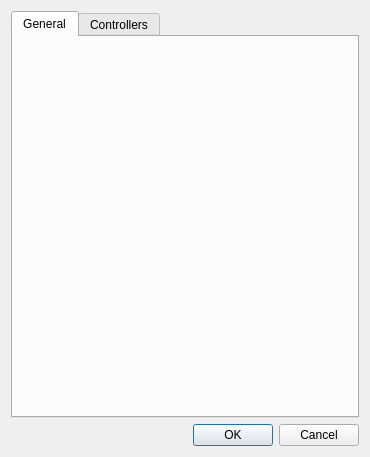
christopherpow/nesicide, file emulatorprefsdialog.ui: the form before one commit.
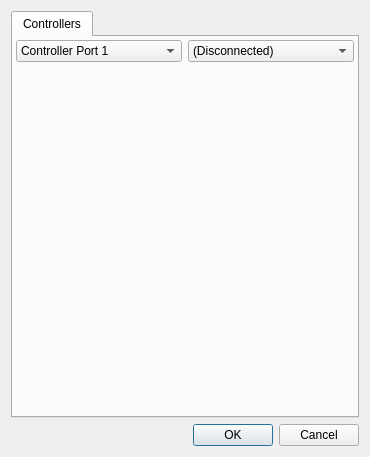
The form after the commit. The open tabs and pages were chosen to show the change. Icons and pictures are not drawn. Custom widgets are drawn as their Qt base class.

Patch:
```diff
--- a/emulatorprefsdialog.ui
+++ b/emulatorprefsdialog.ui
@@ -19,12 +19,6 @@
      <property name="currentIndex">
       <number>1</number>
      </property>
-     <widget class="QWidget" name="general">
-      <attribute name="title">
-       <string>General</string>
-      </attribute>
-      <layout class="QVBoxLayout" name="verticalLayout_2"/>
-     </widget>
      <widget class="QWidget" name="controllers">
       <attribute name="title">
        <string>Controllers</string>
```
Left out of the diff: 4 changed lines with no effect on the pictures.
